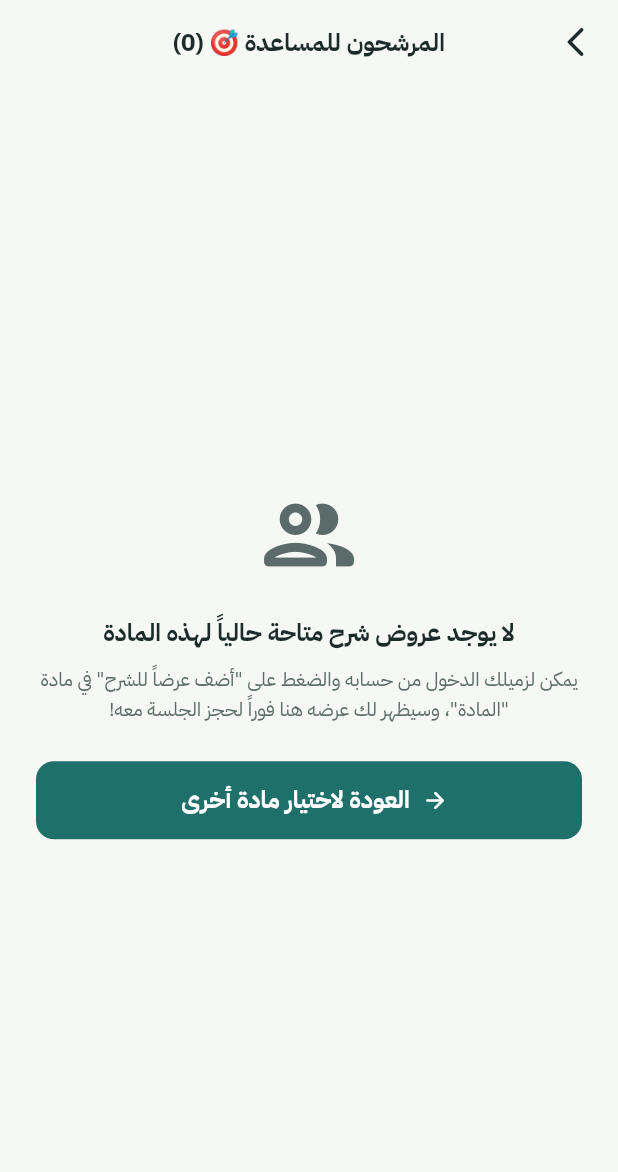
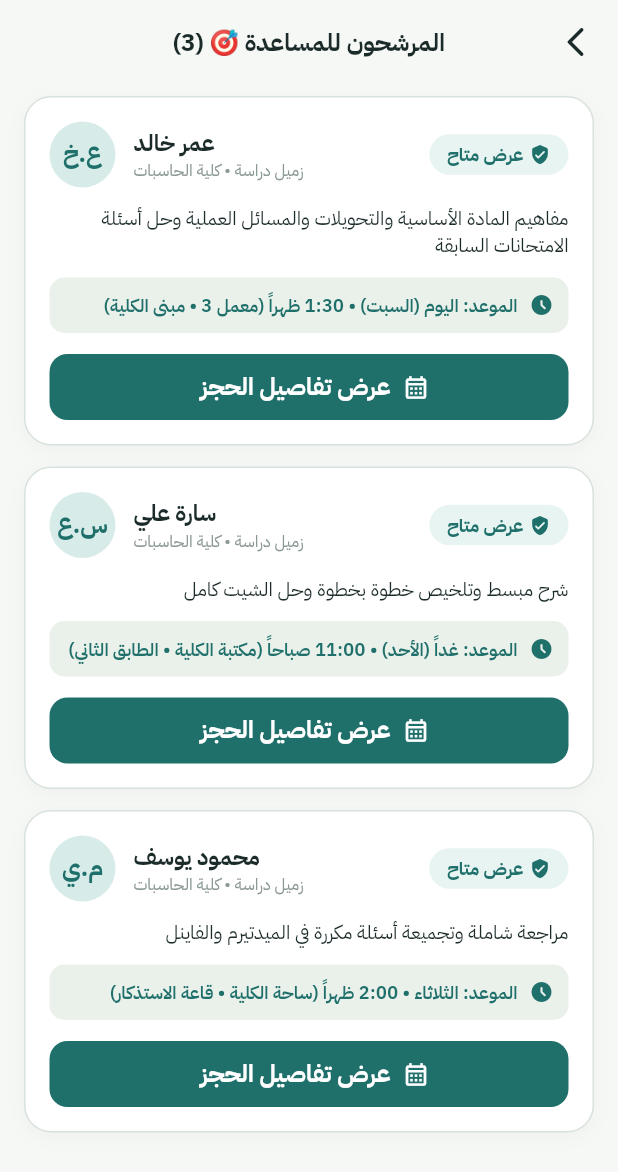
Before and after one commit to a7mdabdoo/zameel, a Flutter app: the CandidatesScreen screen opened by its route, on a phone screen of 412 x 824 dp. Shown: the top 1172 px of the screen. Run offline on Flutter 3.47's test engine with Material 3 defaults, Android fonts, the phone set to English and light mode, and no system bars; our stand-ins replace cloud_firestore, firebase_auth, firebase_core, flutter_riverpod, go_router; accounts and stored records are empty.

Commit message:
Restore Phase 3 planner schedule and peer candidates matching

```diff
--- a/lib/features/timebank/presentation/candidates_screen.dart
+++ b/lib/features/timebank/presentation/candidates_screen.dart
@@ -6,6 +6,7 @@ import 'package:flutter_riverpod/flutter_riverpod.dart';
 import 'package:go_router/go_router.dart';
 import '../../../core/theme/app_colors.dart';
 import '../../../core/constants/app_constants.dart';
+import '../../../core/models/app_models.dart';
 import '../../../features/auth/data/auth_service.dart';
 import '../../../features/timebank/data/timebank_repository.dart';
 
@@ -32,6 +33,11 @@ class CandidatesScreen extends ConsumerWidget {
       return isNotSelf;
     }).toList();
 
+    // إذا لم تكن هناك عروض منشورة في فايربيس بعد، نستخدم المرشحين الأقران المؤهلين بالخوارزمية الذكية
+    final displayOffers = courseOffers.isNotEmpty
+        ? courseOffers
+        : _getFallbackOffersFor(targetCourse);
+
     return Scaffold(
       backgroundColor: Theme.of(context).scaffoldBackgroundColor,
       appBar: AppBar(
@@ -44,13 +50,13 @@ class CandidatesScreen extends ConsumerWidget {
         title: Text(
           targetCourse != null
               ? 'المرشحون: ${targetCourse!.name}'
-              : 'المرشحون للمساعدة 🎯 (${courseOffers.length})',
+              : 'المرشحون للمساعدة 🎯 (${displayOffers.length})',
           style: TextStyle(fontSize: 16, fontWeight: FontWeight.bold, color: Theme.of(context).colorScheme.onSurface),
         ),
         centerTitle: true,
       ),
       body: SafeArea(
-        child: courseOffers.isEmpty
+        child: displayOffers.isEmpty
             ? Center(
                 child: Padding(
                   padding: const EdgeInsets.symmetric(horizontal: 24.0),
@@ -90,9 +96,9 @@ class CandidatesScreen extends ConsumerWidget {
               )
             : ListView.builder(
                 padding: const EdgeInsets.symmetric(horizontal: 16.0, vertical: 8.0),
-                itemCount: courseOffers.length,
+                itemCount: displayOffers.length,
                 itemBuilder: (context, index) {
-                  final offer = courseOffers[index];
+                  final offer = displayOffers[index];
                   final teacherInitials = offer.teacherName.trim().isNotEmpty
                       ? offer.teacherName.trim().split(' ').map((p) => p.isNotEmpty ? p[0] : '').take(2).join('.')
                       : 'ز.م';
@@ -227,4 +233,59 @@ class CandidatesScreen extends ConsumerWidget {
       ),
     );
   }
+
+  List<TimeBankOfferModel> _getFallbackOffersFor(CourseSeed? course) {
+    final cName = course?.name ?? 'الجبر الخطي (Linear Algebra)';
+    final cCode = course?.code ?? 'MATH201';
+    final cId = course?.id ?? 'math201';
+    final cColor = course?.color ?? AppColors.courseTeal;
+
+    return [
+      TimeBankOfferModel(
+        id: 'offer_peer_omar_$cId',
+        teacherId: 'teacher_omar_khaled',
+        teacherName: 'عمر خالد',
+        courseId: cId,
+        courseName: cName,
+        courseCode: cCode,
+        topic: 'مفاهيم المادة الأساسية والتحويلات والمسائل العملية وحل أسئلة الامتحانات السابقة',
+        day: 'اليوم (السبت)',
+        time: '1:30 ظهراً',
+        durationMinutes: 60,
+        location: 'معمل 3 • مبنى الكلية',
+        courseColor: cColor,
+        isAvailable: true,
+      ),
+      TimeBankOfferModel(
+        id: 'offer_peer_sara_$cId',
+        teacherId: 'teacher_sara_ali',
+        teacherName: 'سارة علي',
+        courseId: cId,
+        courseName: cName,
+        courseCode: cCode,
+        topic: 'شرح مبسط وتلخيص خطوة بخطوة وحل الشيت كامل',
+        day: 'غداً (الأحد)',
+        time: '11:00 صباحاً',
+        durationMinutes: 60,
+        location: 'مكتبة الكلية • الطابق الثاني',
+        courseColor: cColor,
+        isAvailable: true,
+      ),
+      TimeBankOfferModel(
+        id: 'offer_peer_mahmoud_$cId',
+        teacherId: 'teacher_mahmoud_youssef',
+        teacherName: 'محمود يوسف',
+        courseId: cId,
+        courseName: cName,
+        courseCode: cCode,
+        topic: 'مراجعة شاملة وتجميعة أسئلة مكررة في الميدتيرم والفاينل',
+        day: 'الثلاثاء',
+        time: '2:00 ظهراً',
+        durationMinutes: 60,
+        location: 'ساحة الكلية • قاعة الاستذكار',
+        courseColor: cColor,
+        isAvailable: true,
+      ),
+    ];
+  }
 }
```
Also changed, not shown: lib/core/state/app_state.dart (+44 -5 lines), lib/features/timebank/data/timebank_repository.dart (+58 -12 lines).
